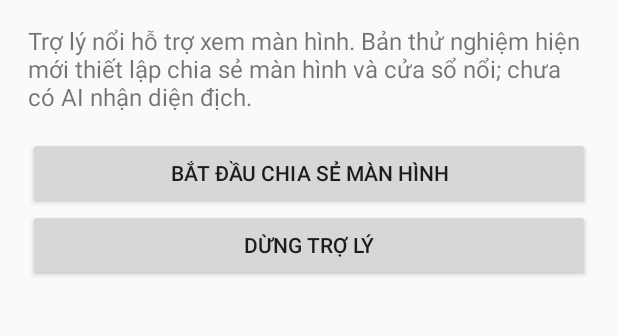
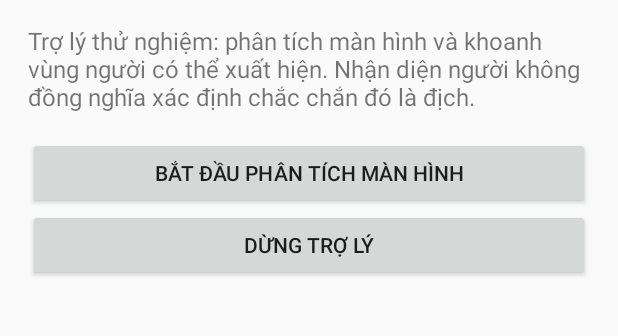
Before and after one commit to nhocli11280-eng/FF-AI-BOT, an Android app: the screen it shows after launch (MainActivity), on a phone screen of 412 x 824 dp, the part 508-844 px from its top. Run offline under Robolectric (Android 15) with nearby library versions, the phone set to English and light mode, and no system bars.

Commit message:
Add AI-assisted screen analysis entry point

```diff
--- a/app/src/main/java/com/ff/aibot/MainActivity.kt
+++ b/app/src/main/java/com/ff/aibot/MainActivity.kt
@@ -31,12 +31,12 @@ class MainActivity : Activity() {
             gravity = Gravity.CENTER
         }
         val info = TextView(this).apply {
-            text = "Trợ lý nổi hỗ trợ xem màn hình. Bản thử nghiệm hiện mới thiết lập chia sẻ màn hình và cửa sổ nổi; chưa có AI nhận diện địch."
+            text = "Trợ lý thử nghiệm: phân tích màn hình và khoanh vùng người có thể xuất hiện. Nhận diện người không đồng nghĩa xác định chắc chắn đó là địch."
             textSize = 16f
             setPadding(0, 24, 0, 24)
         }
         val start = Button(this).apply {
-            text = "BẮT ĐẦU CHIA SẺ MÀN HÌNH"
+            text = "BẮT ĐẦU PHÂN TÍCH MÀN HÌNH"
             setOnClickListener { beginCapture() }
         }
         val stop = Button(this).apply {
@@ -52,8 +52,7 @@ class MainActivity : Activity() {
 
     private fun beginCapture() {
         if (!Settings.canDrawOverlays(this)) {
-            val intent = Intent(Settings.ACTION_MANAGE_OVERLAY_PERMISSION, Uri.parse("package:$packageName"))
-            startActivity(intent)
+            startActivity(Intent(Settings.ACTION_MANAGE_OVERLAY_PERMISSION, Uri.parse("package:$packageName")))
             return
         }
         startActivityForResult(projectionManager.createScreenCaptureIntent(), requestCapture)
```
